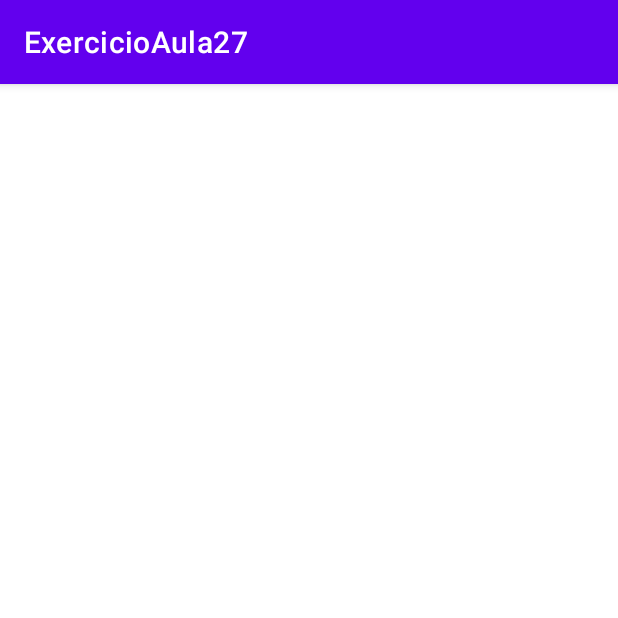
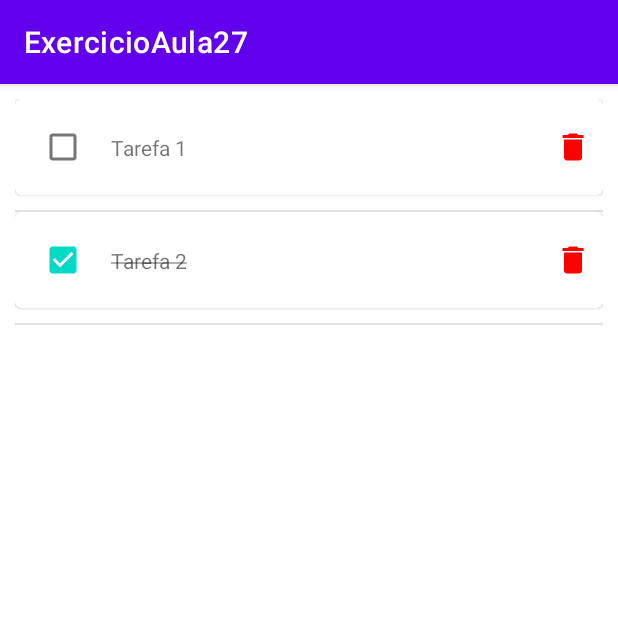
Before and after one commit to anthonyceegp/cursoandroidaula27, an Android app: the screen it shows after launch (MainActivity), on a phone screen of 412 x 824 dp, the top half of it. Run offline under Robolectric (Android 15) with nearby library versions, the phone set to English and light mode, and no system bars.

Commit message:
Instanciado o fragment_lista_tarefas na MainActivity.kt

```diff
--- a/ExercicioAula27/app/src/main/java/com/example/exercicioaula27/todolist/view/MainActivity.kt
+++ b/ExercicioAula27/app/src/main/java/com/example/exercicioaula27/todolist/view/MainActivity.kt
@@ -8,5 +8,10 @@ class MainActivity : AppCompatActivity() {
     override fun onCreate(savedInstanceState: Bundle?) {
         super.onCreate(savedInstanceState)
         setContentView(R.layout.activity_main)
+
+        supportFragmentManager
+            .beginTransaction()
+            .replace(R.id.container, ListaTarefasFragment())
+            .commit()
     }
 }
--- a/ExercicioAula27/app/src/main/res/layout/activity_main.xml
+++ b/ExercicioAula27/app/src/main/res/layout/activity_main.xml
@@ -1,10 +1,13 @@
 <?xml version="1.0" encoding="utf-8"?>
 <androidx.constraintlayout.widget.ConstraintLayout xmlns:android="http://schemas.android.com/apk/res/android"
-    xmlns:app="http://schemas.android.com/apk/res-auto"
     xmlns:tools="http://schemas.android.com/tools"
     android:layout_width="match_parent"
     android:layout_height="match_parent"
     tools:context=".todolist.view.MainActivity">
 
+    <FrameLayout
+        android:id="@+id/container"
+        android:layout_width="match_parent"
+        android:layout_height="match_parent" />
 
 </androidx.constraintlayout.widget.ConstraintLayout>
```
